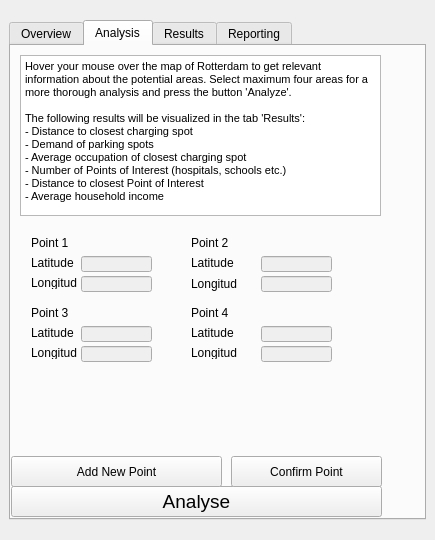
Above: SpatialDecision/spatial_decision_dockwidget_base.ui from JoostvanB/GEO1005 before the change. Below: the same form after it.
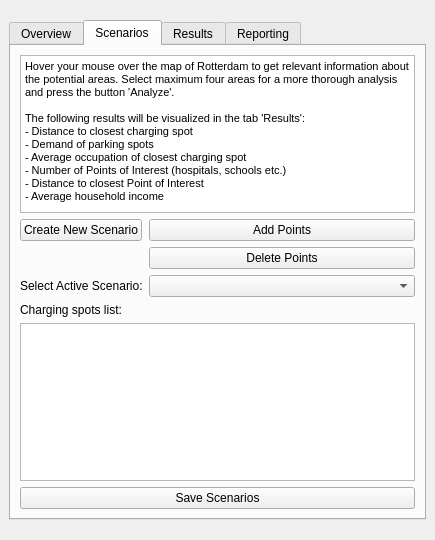
That is the form after the change. Icons and pictures are not drawn.

Commit message: Nice Joost

What changed in the file:
```diff
--- a/SpatialDecision/spatial_decision_dockwidget_base.ui
+++ b/SpatialDecision/spatial_decision_dockwidget_base.ui
@@ -73,6 +73,16 @@
           </property>
          </widget>
         </item>
+        <item>
+         <widget class="QLabel" name="label">
+          <property name="text">
+           <string>Select Active Scenario:</string>
+          </property>
+         </widget>
+        </item>
+        <item>
+         <widget class="QComboBox" name="activeScenarioCombo"/>
+        </item>
         <item>
          <layout class="QGridLayout" name="gridLayout_3" columnstretch="0,0">
           <item row="5" column="1">
@@ -202,19 +212,13 @@
       </widget>
       <widget class="QWidget" name="AnalysisTab">
        <attribute name="title">
-        <string>Analysis</string>
+        <string>Scenarios</string>
        </attribute>
-       <widget class="QTextBrowser" name="textBrowser">
-        <property name="geometry">
-         <rect>
-          <x>9</x>
-          <y>9</y>
-          <width>361</width>
-          <height>161</height>
-         </rect>
-        </property>
-        <property name="html">
-         <string>&lt;!DOCTYPE HTML PUBLIC &quot;-//W3C//DTD HTML 4.0//EN&quot; &quot;http://www.w3.org/TR/REC-html40/strict.dtd&quot;&gt;
+       <layout class="QFormLayout" name="formLayout_2">
+        <item row="0" column="0" colspan="2">
+         <widget class="QTextBrowser" name="textBrowser">
+          <property name="html">
+           <string>&lt;!DOCTYPE HTML PUBLIC &quot;-//W3C//DTD HTML 4.0//EN&quot; &quot;http://www.w3.org/TR/REC-html40/strict.dtd&quot;&gt;
 &lt;html&gt;&lt;head&gt;&lt;meta name=&quot;qrichtext&quot; content=&quot;1&quot; /&gt;&lt;style type=&quot;text/css&quot;&gt;
 p, li { white-space: pre-wrap; }
 &lt;/style&gt;&lt;/head&gt;&lt;body style=&quot; font-family:'MS Shell Dlg 2'; font-size:8.25pt; font-weight:400; font-style:normal;&quot;&gt;
@@ -227,318 +231,72 @@
 &lt;p style=&quot; margin-top:0px; margin-bottom:0px; margin-left:0px; margin-right:0px; -qt-block-indent:0; text-indent:0px;&quot;&gt;&lt;span style=&quot; font-size:8pt;&quot;&gt;- Number of Points of Interest (hospitals, schools etc.)&lt;/span&gt;&lt;/p&gt;
 &lt;p style=&quot; margin-top:0px; margin-bottom:0px; margin-left:0px; margin-right:0px; -qt-block-indent:0; text-indent:0px;&quot;&gt;&lt;span style=&quot; font-size:8pt;&quot;&gt;- Distance to closest Point of Interest&lt;/span&gt;&lt;/p&gt;
 &lt;p style=&quot; margin-top:0px; margin-bottom:0px; margin-left:0px; margin-right:0px; -qt-block-indent:0; text-indent:0px;&quot;&gt;&lt;span style=&quot; font-size:8pt;&quot;&gt;- Average household income&lt;/span&gt;&lt;/p&gt;&lt;/body&gt;&lt;/html&gt;</string>
-        </property>
-       </widget>
-       <widget class="QPushButton" name="pushButton">
-        <property name="geometry">
-         <rect>
-          <x>0</x>
-          <y>440</y>
-          <width>371</width>
-          <height>31</height>
-         </rect>
-        </property>
-        <property name="font">
-         <font>
-          <pointsize>14</pointsize>
-         </font>
-        </property>
-        <property name="text">
-         <string>Analyse</string>
-        </property>
-       </widget>
-       <widget class="QLabel" name="label">
-        <property name="geometry">
-         <rect>
-          <x>20</x>
-          <y>190</y>
-          <width>46</width>
-          <height>13</height>
-         </rect>
-        </property>
-        <property name="text">
-         <string>Point 1</string>
-        </property>
-       </widget>
-       <widget class="QLabel" name="label_2">
-        <property name="geometry">
-         <rect>
-          <x>20</x>
-          <y>210</y>
-          <width>46</width>
-          <height>13</height>
-         </rect>
-        </property>
-        <property name="text">
-         <string>Latitude</string>
-        </property>
-       </widget>
-       <widget class="QLineEdit" name="lineEditOneLat">
-        <property name="enabled">
-         <bool>false</bool>
-        </property>
-        <property name="geometry">
-         <rect>
-          <x>70</x>
-          <y>210</y>
-          <width>71</width>
-          <height>16</height>
-         </rect>
-        </property>
-       </widget>
-       <widget class="QLabel" name="label_5">
-        <property name="geometry">
-         <rect>
-          <x>20</x>
-          <y>230</y>
-          <width>46</width>
-          <height>13</height>
-         </rect>
-        </property>
-        <property name="text">
-         <string>Longitude</string>
-        </property>
-       </widget>
-       <widget class="QLineEdit" name="lineEditOneLon">
-        <property name="enabled">
-         <bool>false</bool>
-        </property>
-        <property name="geometry">
-         <rect>
-          <x>70</x>
-          <y>230</y>
-          <width>71</width>
-          <height>16</height>
-         </rect>
-        </property>
-       </widget>
-       <widget class="QLabel" name="label_6">
-        <property name="geometry">
-         <rect>
-          <x>180</x>
-          <y>190</y>
-          <width>46</width>
-          <height>13</height>
-         </rect>
-        </property>
-        <property name="text">
-         <string>Point 2</string>
-        </property>
-       </widget>
-       <widget class="QLabel" name="label_7">
-        <property name="geometry">
-         <rect>
-          <x>20</x>
-          <y>260</y>
-          <width>46</width>
-          <height>13</height>
-         </rect>
-        </property>
-        <property name="text">
-         <string>Point 3</string>
-        </property>
-       </widget>
-       <widget class="QLabel" name="label_8">
-        <property name="geometry">
-         <rect>
-          <x>180</x>
-          <y>260</y>
-          <width>46</width>
-          <height>13</height>
-         </rect>
-        </property>
-        <property name="text">
-         <string>Point 4</string>
-        </property>
-       </widget>
-       <widget class="QLabel" name="label_9">
-        <property name="geometry">
-         <rect>
-          <x>20</x>
-          <y>280</y>
-          <width>46</width>
-          <height>13</height>
-         </rect>
-        </property>
-        <property name="text">
-         <string>Latitude</string>
-        </property>
-       </widget>
-       <widget class="QLabel" name="label_10">
-        <property name="geometry">
-         <rect>
-          <x>20</x>
-          <y>300</y>
-          <width>46</width>
-          <height>13</height>
-         </rect>
-        </property>
-        <property name="text">
-         <string>Longitude</string>
-        </property>
-       </widget>
-       <widget class="QLabel" name="label_11">
-        <property name="geometry">
-         <rect>
-          <x>180</x>
-          <y>210</y>
-          <width>46</width>
-          <height>13</height>
-         </rect>
-        </property>
-        <property name="text">
-         <string>Latitude</string>
-        </property>
-       </widget>
-       <widget class="QLabel" name="label_12">
-        <property name="geometry">
-         <rect>
-          <x>180</x>
-          <y>230</y>
-          <width>46</width>
-          <height>16</height>
-         </rect>
-        </property>
-        <property name="text">
-         <string>Longitude</string>
-        </property>
-       </widget>
-       <widget class="QLineEdit" name="lineEditTwoLat">
-        <property name="enabled">
-         <bool>false</bool>
-        </property>
-        <property name="geometry">
-         <rect>
-          <x>250</x>
-          <y>210</y>
-          <width>71</width>
-          <height>16</height>
-         </rect>
-        </property>
-       </widget>
-       <widget class="QLineEdit" name="lineEditTwoLon">
-        <property name="enabled">
-         <bool>false</bool>
-        </property>
-        <property name="geometry">
-         <rect>
-          <x>250</x>
-          <y>230</y>
-          <width>71</width>
-          <height>16</height>
-         </rect>
-        </property>
-       </widget>
-       <widget class="QLabel" name="label_13">
-        <property name="geometry">
-         <rect>
-          <x>180</x>
-          <y>280</y>
-          <width>46</width>
-          <height>13</height>
-         </rect>
-        </property>
-        <property name="text">
-         <string>Latitude</string>
-        </property>
-       </widget>
-       <widget class="QLineEdit" name="lineEditThreeLat">
-        <property name="enabled">
-         <bool>false</bool>
-        </property>
-        <property name="geometry">
-         <rect>
-          <x>70</x>
-          <y>280</y>
-          <width>71</width>
-          <height>16</height>
-         </rect>
-        </property>
-       </widget>
-       <widget class="QLineEdit" name="lineEditThreeLon">
-        <property name="enabled">
-         <bool>false</bool>
-        </property>
-        <property name="geometry">
-         <rect>
-          <x>70</x>
-          <y>300</y>
-          <width>71</width>
-          <height>16</height>
-         </rect>
-        </property>
-       </widget>
-       <widget class="QLineEdit" name="lineEditFourLat">
-        <property name="enabled">
-         <bool>false</bool>
-        </property>
-        <property name="geometry">
-         <rect>
-          <x>250</x>
-          <y>280</y>
-          <width>71</width>
-          <height>16</height>
-         </rect>
-        </property>
-       </widget>
-       <widget class="QLineEdit" name="lineEditFourLon">
-        <property name="enabled">
-         <bool>false</bool>
-        </property>
-        <property name="geometry">
-         <rect>
-          <x>250</x>
-          <y>300</y>
-          <width>71</width>
-          <height>16</height>
-         </rect>
-        </property>
-       </widget>
-       <widget class="QLabel" name="label_14">
-        <property name="geometry">
-         <rect>
-          <x>180</x>
-          <y>300</y>
-          <width>46</width>
-          <height>13</height>
-         </rect>
-        </property>
-        <property name="text">
-         <string>Longitude</string>
-        </property>
-       </widget>
-       <widget class="QPushButton" name="pushButtonAdd">
-        <property name="geometry">
-         <rect>
-          <x>0</x>
-          <y>410</y>
-          <width>211</width>
-          <height>31</height>
-         </rect>
-        </property>
-        <property name="text">
-         <string>Add New Point</string>
-        </property>
-       </widget>
-       <widget class="QPushButton" name="pushButtonConfirmPoint">
-        <property name="geometry">
-         <rect>
-          <x>220</x>
-          <y>410</y>
-          <width>151</width>
-          <height>31</height>
-         </rect>
-        </property>
-        <property name="text">
-         <string>Confirm Point</string>
-        </property>
-       </widget>
+          </property>
+         </widget>
+        </item>
+        <item row="2" column="0">
+         <widget class="QPushButton" name="createScenarioButton">
+          <property name="text">
+           <string>Create New Scenario</string>
+          </property>
+         </widget>
+        </item>
+        <item row="2" column="1">
+         <widget class="QPushButton" name="addPointsButton">
+          <property name="text">
+           <string>Add Points</string>
+          </property>
+         </widget>
+        </item>
+        <item row="3" column="1">
+         <widget class="QPushButton" name="deletePointsButton">
+          <property name="text">
+           <string>Delete Points</string>
+          </property>
+         </widget>
+        </item>
+        <item row="4" column="0">
+         <widget class="QLabel" name="label_2">
+          <property name="text">
+           <string>Select Active Scenario:</string>
+          </property>
+         </widget>
+        </item>
+        <item row="4" column="1">
+         <widget class="QComboBox" name="activeScenarioCombo_2"/>
+        </item>
+        <item row="5" column="0">
+         <widget class="QLabel" name="label_5">
+          <property name="text">
+           <string>Charging spots list:</string>
+          </property>
+         </widget>
+        </item>
+        <item row="6" column="0" colspan="2">
+         <widget class="QTableView" name="chargingSpotsTable"/>
+        </item>
+        <item row="8" column="0" colspan="2">
+         <widget class="QPushButton" name="pushButton_2">
+          <property name="text">
+           <string>Save Scenarios</string>
+          </property>
+         </widget>
+        </item>
+       </layout>
       </widget>
       <widget class="QWidget" name="ResultsTab">
        <attribute name="title">
         <string>Results</string>
        </attribute>
-       <layout class="QVBoxLayout" name="verticalLayout_3"/>
+       <layout class="QVBoxLayout" name="verticalLayout_3">
+        <item>
+         <widget class="QPushButton" name="pushButton">
+          <property name="text">
+           <string>Analize</string>
+          </property>
+         </widget>
+        </item>
+       </layout>
       </widget>
       <widget class="QWidget" name="ReportingTab">
        <attribute name="title">
```
Left out of the diff: 21 changed lines with no effect on the pictures. The commit also changes 2 other files.
